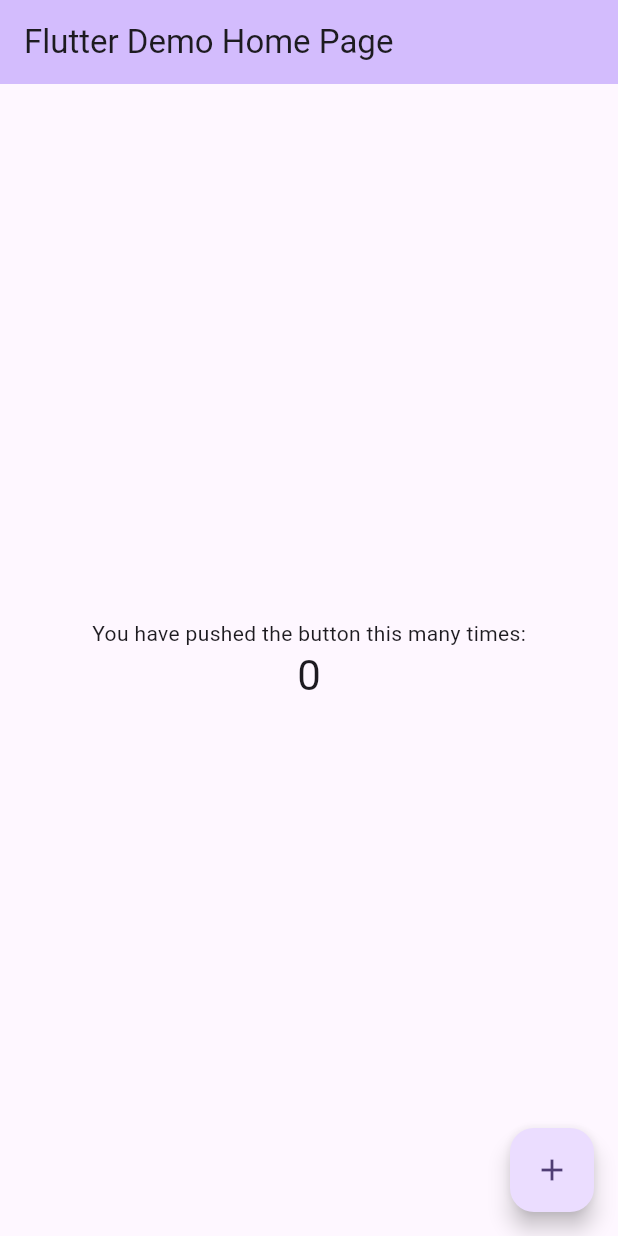
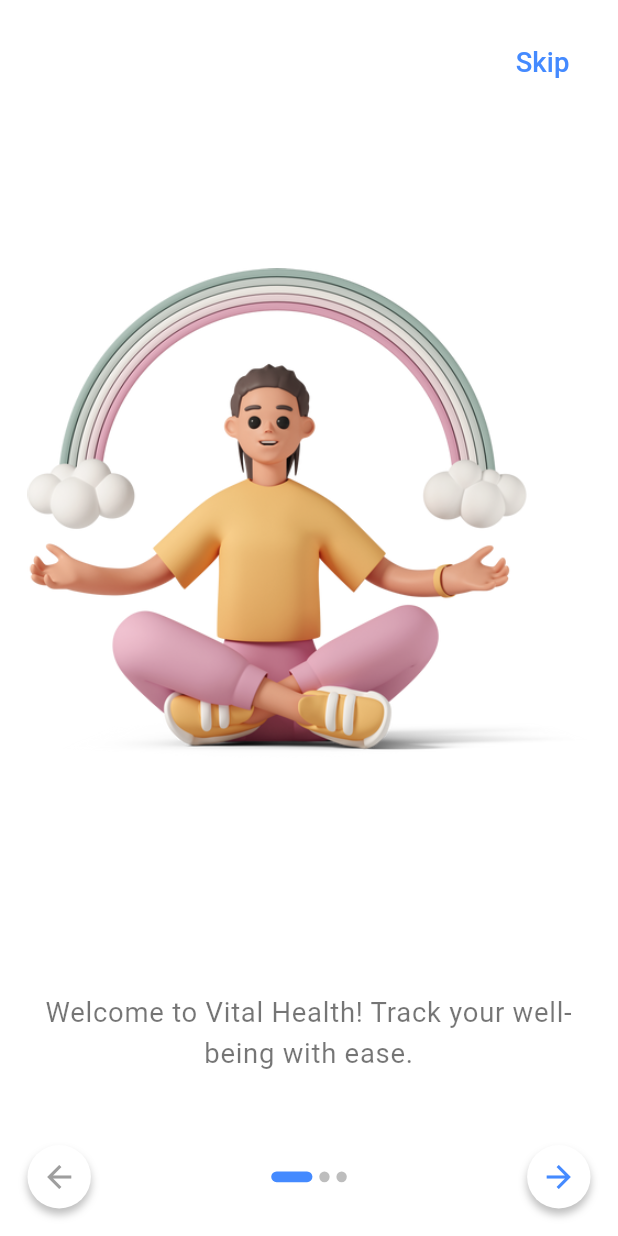
Before and after one commit to 12-jubal/vital_health, a Flutter app: the screen it shows after launch, on a phone screen of 412 x 824 dp. Run offline on Flutter 3.47's test engine with Material 3 defaults, Android fonts, the phone set to English and light mode, and no system bars; our stand-ins replace flutter_bloc, flutter_screenutil.

Commit message:
Added Onboarding

```diff
--- /dev/null
+++ b/lib/app/onboarding/onboarding_cubit.dart
@@ -0,0 +1,47 @@
+import 'package:flutter_bloc/flutter_bloc.dart';
+import 'package:vital_health/app/onboarding/onboarding_state.dart';
+import 'package:vital_health/core/repositories/motivational_message_repository.dart';
+
+class OnboardingCubit extends Cubit<OnboardingState> {
+  MotivationalMessageRepository repository;
+  final int totalPages = 3; // Total number of onboarding pages
+
+  OnboardingCubit(this.repository)
+      : super(OnboardingState(currentPage: 0, messages: []));
+
+// Load messages from the JSON file
+  Future<void> loadMessages() async {
+    try {
+      final messages = await repository.fetchMessages();
+      emit(state.copyWith(messages: messages));
+    } catch (e) {
+      emit(state.copyWith(
+          messages: ["Error loading messages. Please try again later."]));
+    }
+  }
+
+  // Update the current page
+  void setPage(int pageIndex) {
+    emit(state.copyWith(currentPage: pageIndex));
+  }
+
+  // Move to the previous page
+  void previousPage() {
+    if (state.currentPage > 0) {
+      emit(state.copyWith(currentPage: state.currentPage - 1));
+    }
+  }
+
+  // Move to the next page
+  void nextPage() {
+    print(state.currentPage);
+    if (state.currentPage < totalPages - 1) {
+      emit(state.copyWith(currentPage: state.currentPage + 1));
+    }
+  }
+
+  // Skip to the last page
+  void skip() {
+    // emit(state.copyWith(currentPage: totalPages - 1));
+  }
+}
--- /dev/null
+++ b/lib/app/onboarding/onboarding_screen.dart
@@ -0,0 +1,67 @@
+import 'package:flutter/material.dart';
+import 'package:flutter_bloc/flutter_bloc.dart';
+import 'package:vital_health/app/onboarding/onboarding_cubit.dart';
+import 'package:vital_health/app/onboarding/onboarding_state.dart';
+import 'package:vital_health/core/repositories/motivational_message_repository.dart';
+import 'package:vital_health/widgets/onboarding_page.dart';
+
+class OnboardingScreen extends StatelessWidget {
+  const OnboardingScreen({super.key});
+
+  @override
+  Widget build(BuildContext context) {
+    return Scaffold(
+      body: BlocProvider(
+        create: (_) =>
+            OnboardingCubit(MotivationalMessageRepository())..loadMessages(),
+        child: BlocBuilder<OnboardingCubit, OnboardingState>(
+          builder: (context, state) {
+            final cubit = context.read<OnboardingCubit>();
+            final images = [
+              'assets/images/onboarding1.png',
+              'assets/images/onboarding2.png',
+              'assets/images/onboarding3.png',
+            ];
+
+            return SafeArea(
+              child: AnimatedSwitcher(
+                duration: const Duration(milliseconds: 500),
+                transitionBuilder: (child, animation) {
+                  return FadeTransition(opacity: animation, child: child);
+                },
+                child: OnboardingPage(
+                  key: ValueKey<int>(state
+                      .currentPage), // Ensures a new widget is created on page change
+                  description: state.messages.isNotEmpty
+                      ? state.messages[state.currentPage]
+                      : "Loading...",
+                  imagePath: images[state.currentPage],
+                  currentIndex: state.currentPage,
+                  onBack:
+                      state.currentPage > 0 ? () => cubit.previousPage() : null,
+                  onNext: () => cubit.nextPage(),
+                  // onNext: () {
+                  //   (state.currentPage < cubit.totalPages - 1)
+                  //       ? () => cubit.nextPage()
+                  //       : null;
+                  //   // : Navigator.of(context)
+                  //   //     .pushReplacement(MaterialPageRoute(builder: (_) {
+                  //   //     return const HomeScreen();
+                  //   //   }));
+                  // },
+
+                  onSkip: () {
+                    // Navigator.of(context)
+                    //     .pushReplacement(MaterialPageRoute(builder: (_) {
+                    //   return const HomeScreen();
+                    // }));
+                  },
+                ),
+              ),
+            );
+          },
+        ),
+      ),
+    );
+  }
+}
--- /dev/null
+++ b/lib/app/onboarding/onboarding_state.dart
@@ -0,0 +1,15 @@
+// Define the state class
+class OnboardingState {
+  final int currentPage;
+  final List<String> messages;
+
+  OnboardingState({required this.currentPage, required this.messages});
+
+  // Create a copy of the state for immutability
+  OnboardingState copyWith({int? currentPage, List<String>? messages}) {
+    return OnboardingState(
+      currentPage: currentPage ?? this.currentPage,
+      messages: messages ?? this.messages,
+    );
+  }
+}
--- /dev/null
+++ b/lib/core/repositories/motivational_message_repository.dart
@@ -0,0 +1,21 @@
+import 'dart:convert';
+import 'package:flutter/services.dart' show rootBundle;
+
+/// A repository class responsible for fetching motivational messages from a JSON file.
+///
+/// This class provides a method to load and parse a JSON file containing motivational messages
+/// from the assets folder. The messages are then returned as a list of strings.
+class MotivationalMessageRepository {
+  /// Fetches motivational messages from a JSON file located in the assets folder.
+  ///
+  /// The method reads the JSON file `assets/api/motivational_messages.json` and decodes its content.
+  /// It then extracts the list of messages and returns them as a list of strings.
+  ///
+  /// Returns a [Future] that completes with a list of motivational messages.
+  Future<List<String>> fetchMessages() async {
+    final String jsonString =
+        await rootBundle.loadString('assets/api/motivational_messages.json');
+    final Map<String, dynamic> jsonData = jsonDecode(jsonString);
+    return List<String>.from(jsonData['messages']);
+  }
+}
--- a/lib/main.dart
+++ b/lib/main.dart
@@ -1,6 +1,14 @@
 import 'package:flutter/material.dart';
+import 'package:flutter/services.dart';
+import 'package:flutter_screenutil/flutter_screenutil.dart';
+import 'package:vital_health/app/onboarding/onboarding_screen.dart';
 
-void main() {
+Future<void> main() async {
+  // This is to ensure that the app's orientation stays portrait
+  WidgetsFlutterBinding.ensureInitialized();
+  await SystemChrome.setPreferredOrientations([
+    DeviceOrientation.portraitUp,
+  ]);
   runApp(const MyApp());
 }
 
@@ -10,116 +18,108 @@ class MyApp extends StatelessWidget {
   // This widget is the root of your application.
   @override
   Widget build(BuildContext context) {
-    return MaterialApp(
-      title: 'Flutter Demo',
-      theme: ThemeData(
-        // This is the theme of your application.
-        //
-        // TRY THIS: Try running your application with "flutter run". You'll see
-        // the application has a purple toolbar. Then, without quitting the app,
-        // try changing the seedColor in the colorScheme below to Colors.green
-        // and then invoke "hot reload" (save your changes or press the "hot
-        // reload" button in a Flutter-supported IDE, or press "r" if you used
-        // the command line to start the app).
-        //
-        // Notice that the counter didn't reset back to zero; the application
-        // state is not lost during the reload. To reset the state, use hot
-        // restart instead.
-        //
-        // This works for code too, not just values: Most code changes can be
-        // tested with just a hot reload.
-        colorScheme: ColorScheme.fromSeed(seedColor: Colors.deepPurple),
-        useMaterial3: true,
-      ),
-      home: const MyHomePage(title: 'Flutter Demo Home Page'),
+    return ScreenUtilInit(
+      builder: (context, child) {
+        return MaterialApp(
+          title: 'Flutter Demo',
+          debugShowCheckedModeBanner: false,
+          theme: ThemeData(
+            colorScheme: ColorScheme.fromSeed(seedColor: Colors.blueAccent),
+            scaffoldBackgroundColor: Colors.white,
+            useMaterial3: true,
+          ),
+          home: const OnboardingScreen(),
+          // home: const MyHomePage(title: 'Flutter Demo Home Page'),
+        );
+      },
     );
   }
 }
 
-class MyHomePage extends StatefulWidget {
-  const MyHomePage({super.key, required this.title});
+// class MyHomePage extends StatefulWidget {
+//   const MyHomePage({super.key, required this.title});
 
-  // This widget is the home page of your application. It is stateful, meaning
-  // that it has a State object (defined below) that contains fields that affect
-  // how it looks.
+//   // This widget is the home page of your application. It is stateful, meaning
+//   // that it has a State object (defined below) that contains fields that affect
+//   // how it looks.
 
-  // This class is the configuration for the state. It holds the values (in this
-  // case the title) provided by the parent (in this case the App widget) and
-  // used by the build method of the State. Fields in a Widget subclass are
-  // always marked "final".
+//   // This class is the configuration for the state. It holds the values (in this
+//   // case the title) provided by the parent (in this case the App widget) and
+//   // used by the build method of the State. Fields in a Widget subclass are
+//   // always marked "final".
 
-  final String title;
+//   final String title;
 
-  @override
-  State<MyHomePage> createState() => _MyHomePageState();
-}
+//   @override
+//   State<MyHomePage> createState() => _MyHomePageState();
+// }
 
-class _MyHomePageState extends State<MyHomePage> {
-  int _counter = 0;
+// class _MyHomePageState extends State<MyHomePage> {
+//   int _counter = 0;
 
-  void _incrementCounter() {
-    setState(() {
-      // This call to setState tells the Flutter framework that something has
-      // changed in this State, which causes it to rerun the build method below
-      // so that the display can reflect the updated values. If we changed
-      // _counter without calling setState(), then the build method would not be
-      // called again, and so nothing would appear to happen.
-      _counter++;
-    });
-  }
+//   void _incrementCounter() {
+//     setState(() {
+//       // This call to setState tells the Flutter framework that something has
+//       // changed in this State, which causes it to rerun the build method below
+//       // so that the display can reflect the updated values. If we changed
+//       // _counter without calling setState(), then the build method would not be
+//       // called again, and so nothing would appear to happen.
+//       _counter++;
+//     });
+//   }
 
-  @override
-  Widget build(BuildContext context) {
-    // This method is rerun every time setState is called, for instance as done
-    // by the _incrementCounter method above.
-    //
-    // The Flutter framework has been optimized to make rerunning build methods
-    // fast, so that you can just rebuild anything that needs updating rather
-    // than having to individually change instances of widgets.
-    return Scaffold(
-      appBar: AppBar(
-        // TRY THIS: Try changing the color here to a specific color (to
-        // Colors.amber, perhaps?) and trigger a hot reload to see the AppBar
-        // change color while the other colors stay the same.
-        backgroundColor: Theme.of(context).colorScheme.inversePrimary,
-        // Here we take the value from the MyHomePage object that was created by
-        // the App.build method, and use it to set our appbar title.
-        title: Text(widget.title),
-      ),
-      body: Center(
-        // Center is a layout widget. It takes a single child and positions it
-        // in the middle of the parent.
-        child: Column(
-          // Column is also a layout widget. It takes a list of children and
-          // arranges them vertically. By default, it sizes itself to fit its
-          // children horizontally, and tries to be as tall as its parent.
-          //
-          // Column has various properties to control how it sizes itself and
-          // how it positions its children. Here we use mainAxisAlignment to
-          // center the children vertically; the main axis here is the vertical
-          // axis because Columns are vertical (the cross axis would be
-          // horizontal).
-          //
-          // TRY THIS: Invoke "debug painting" (choose the "Toggle Debug Paint"
-          // action in the IDE, or press "p" in the console), to see the
-          // wireframe for each widget.
-          mainAxisAlignment: MainAxisAlignment.center,
-          children: <Widget>[
-            const Text(
-              'You have pushed the button this many times:',
-            ),
-            Text(
-              '$_counter',
-              style: Theme.of(context).textTheme.headlineMedium,
-            ),
-          ],
-        ),
-      ),
-      floatingActionButton: FloatingActionButton(
-        onPressed: _incrementCounter,
-        tooltip: 'Increment',
-        child: const Icon(Icons.add),
-      ), // This trailing comma makes auto-formatting nicer for build methods.
-    );
-  }
-}
+//   @override
+//   Widget build(BuildContext context) {
+//     // This method is rerun every time setState is called, for instance as done
+//     // by the _incrementCounter method above.
+//     //
+//     // The Flutter framework has been optimized to make rerunning build methods
+//     // fast, so that you can just rebuild anything that needs updating rather
+//     // than having to individually change instances of widgets.
+//     return Scaffold(
+//       appBar: AppBar(
+//         // TRY THIS: Try changing the color here to a specific color (to
+//         // Colors.amber, perhaps?) and trigger a hot reload to see the AppBar
+//         // change color while the other colors stay the same.
+//         backgroundColor: Theme.of(context).colorScheme.inversePrimary,
+//         // Here we take the value from the MyHomePage object that was created by
+//         // the App.build method, and use it to set our appbar title.
+//         title: Text(widget.title),
+//       ),
+//       body: Center(
+//         // Center is a layout widget. It takes a single child and positions it
+//         // in the middle of the parent.
+//         child: Column(
+//           // Column is also a layout widget. It takes a list of children and
+//           // arranges them vertically. By default, it sizes itself to fit its
+//           // children horizontally, and tries to be as tall as its parent.
+//           //
+//           // Column has various properties to control how it sizes itself and
+//           // how it positions its children. Here we use mainAxisAlignment to
+//           // center the children vertically; the main axis here is the vertical
+//           // axis because Columns are vertical (the cross axis would be
+//           // horizontal).
+//           //
+//           // TRY THIS: Invoke "debug painting" (choose the "Toggle Debug Paint"
+//           // action in the IDE, or press "p" in the console), to see the
+//           // wireframe for each widget.
+//           mainAxisAlignment: MainAxisAlignment.center,
+//           children: <Widget>[
+//             const Text(
+//               'You have pushed the button this many times:',
+//             ),
+//             Text(
+//               '$_counter',
+//               style: Theme.of(context).textTheme.headlineMedium,
+//             ),
+//           ],
+//         ),
+//       ),
+//       floatingActionButton: FloatingActionButton(
+//         onPressed: _incrementCounter,
+//         tooltip: 'Increment',
+//         child: const Icon(Icons.add),
+//       ), // This trailing comma makes auto-formatting nicer for build methods.
+//     );
+//   }
+// }
--- /dev/null
+++ b/lib/widgets/onboarding_page.dart
@@ -0,0 +1,139 @@
+import 'package:flutter/material.dart';
+import 'package:flutter_screenutil/flutter_screenutil.dart';
+
+class OnboardingPage extends StatelessWidget {
+  // final String title;
+  final String description;
+  final String imagePath;
+  final int currentIndex;
+  final void Function()? onSkip, onNext, onBack;
+
+  const OnboardingPage({
+    super.key,
+    // required this.title,
+    required this.description,
+    required this.imagePath,
+    required this.currentIndex,
+    required this.onSkip,
+    required this.onNext,
+    required this.onBack,
+  });
+
+  @override
+  Widget build(BuildContext context) {
+    return Padding(
+      padding: EdgeInsets.all(16.w),
+      child: Column(
+        mainAxisAlignment: MainAxisAlignment.center,
+        crossAxisAlignment: CrossAxisAlignment.center,
+        children: [
+          Align(
+            alignment: Alignment.topRight,
+            child: TextButton(
+              onPressed: onSkip,
+              child: Text(
+                'Skip',
+                style: TextStyle(
+                  color: Colors.blueAccent,
+                  fontSize: 16.sp,
+                ),
+              ),
+            ),
+          ),
+          // Image
+          Expanded(
+            flex: 2,
+            child: Image.asset(imagePath, fit: BoxFit.contain),
+          ),
+          SizedBox(height: 30.h),
+          Text(
+            description,
+            style: Theme.of(context).textTheme.bodyLarge?.copyWith(
+                  fontSize: 16.sp,
+                  color: Colors.black54,
+                ),
+            textAlign: TextAlign.center,
+          ),
+          SizedBox(height: 40.h),
+          Row(
+            mainAxisAlignment: MainAxisAlignment.spaceBetween,
+            children: [
+              GestureDetector(
+                onTap: onBack,
+                child: Container(
+                  padding: EdgeInsets.all(8.r),
+                  decoration: BoxDecoration(
+                    color: Colors.white,
+                    borderRadius: BorderRadius.circular(30.r),
+                    boxShadow: [
+                      BoxShadow(
+                        color: Colors.black26,
+                        offset: Offset(0, 4),
+                        blurRadius: 4,
+                      ),
+                    ],
+                  ),
+                  child: Icon(
+                    Icons.arrow_back,
+                    color: currentIndex == 0 ? Colors.grey : Colors.blueAccent,
+                  ),
+                ),
+              ),
+              Row(
+                mainAxisAlignment: MainAxisAlignment.center,
+                children: List.generate(3, (index) {
+                  return Container(
+                    margin: EdgeInsets.symmetric(horizontal: 2.w),
+                    width: index == currentIndex ? 24.w : 6.w,
+                    height: 6.h,
+                    decoration: BoxDecoration(
+                      shape: BoxShape.rectangle,
+                      borderRadius: BorderRadius.circular(8.r),
+                      color: index == currentIndex
+                          ? Colors.blueAccent
+                          : Colors.grey.shade400,
+                    ),
+                  );
+                }),
+              ),
+              GestureDetector(
+                onTap: onNext,
+                child:
+                    // currentIndex == 2
+                    //     ? TextButton(
+                    //         onPressed: onNext,
+                    //         child: Text(
+                    //           'Start',
+                    //           style: TextStyle(
+                    //             color: Colors.blueAccent,
+                    //             fontSize: 16.sp,
+                    //           ),
+                    //         ),
+                    //       )
+                    // :
+                    Container(
+                  padding: EdgeInsets.all(8.r),
+                  decoration: BoxDecoration(
+                    color: Colors.white,
+                    borderRadius: BorderRadius.circular(30.r),
+                    boxShadow: [
+                      BoxShadow(
+                        color: Colors.black26,
+                        offset: Offset(0, 4),
+                        blurRadius: 4,
+                      ),
+                    ],
+                  ),
+                  child: Icon(
+                    Icons.arrow_forward,
+                    color: Colors.blueAccent,
+                  ),
+                ),
+              ),
+            ],
+          ),
+        ],
+      ),
+    );
+  }
+}
```
Also changed, not shown: assets/api/motivational_messages.json (added, +8 -0 lines), pubspec.yaml (+6 -2 lines), assets/images/onboarding1.png (added), assets/images/onboarding2.png (added), assets/images/onboarding3.png (added), pubspec.lock.
